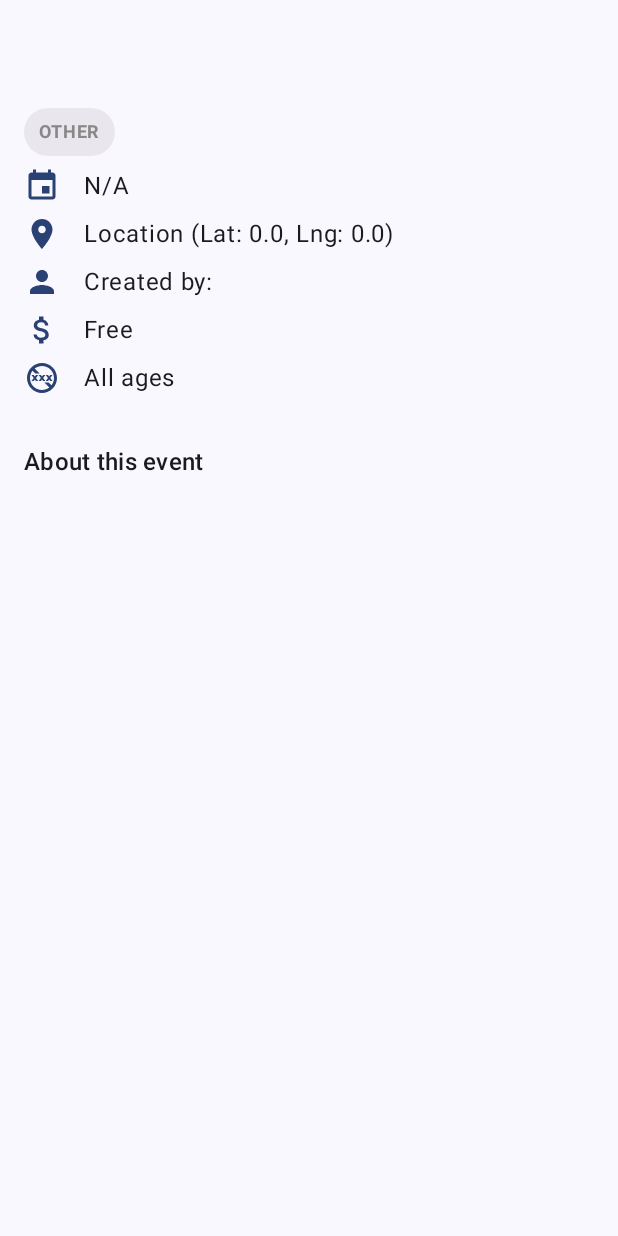
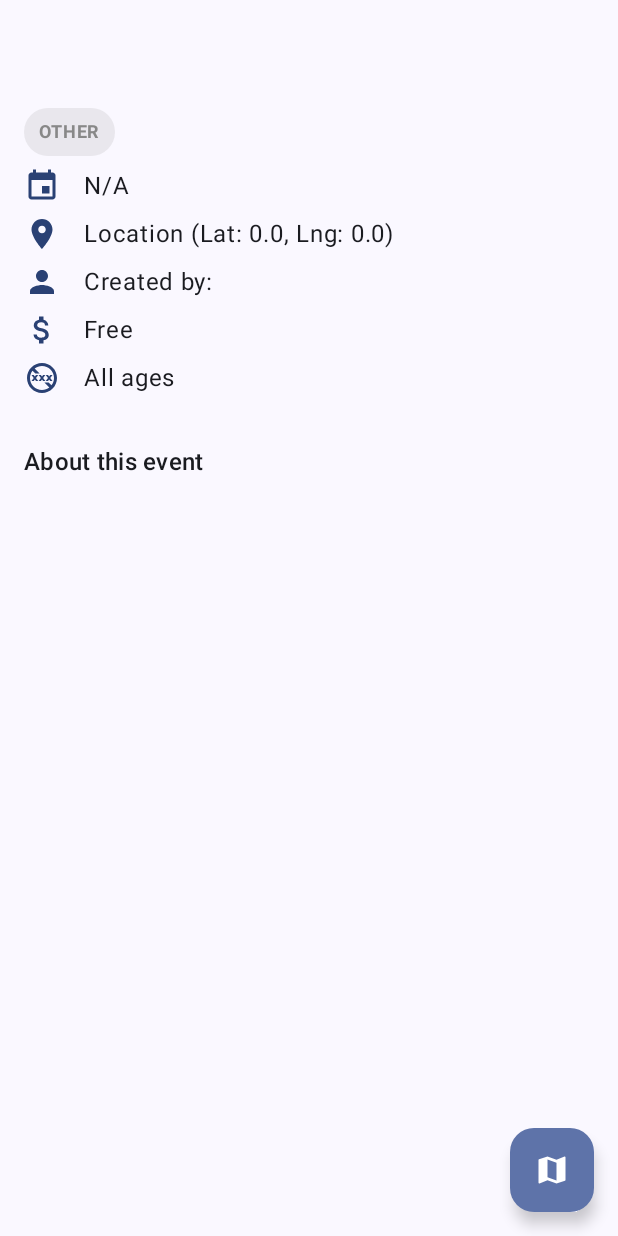
Before and after one commit to AleksaMladenovic/EventRadar, an Android app built with Jetpack Compose: the composable EventDetailsContent shown on its own in the app's theme, on a phone screen of 412 x 824 dp. Run offline under Robolectric (Android 15) with nearby library versions, the phone set to English and light mode, and no system bars; our stand-ins replace Firebase (no records; nobody signed in at launch, a user with empty details on screens opened directly).

Commit message:
feat(EventDetailsScreen): Add show on map in EventDetailsScreen

```diff
--- a/EventRadarApp/app/src/main/java/com/eventradar/navigation/Routes.kt
+++ b/EventRadarApp/app/src/main/java/com/eventradar/navigation/Routes.kt
@@ -8,7 +8,7 @@ object Routes {
     const val WELCOME_SCREEN = "welcome"
     const val LOGIN_SCREEN = "login"
     const val REGISTER_SCREEN = "register"
-    const val MAP_SCREEN = "map"
+    const val MAP_SCREEN = "map?lat={lat}&lng={lng}"
     const val PROFILE_SCREEN = "profile"
     const val EVENTS_LIST_SCREEN = "events_list"
     const val RANKING_SCREEN = "ranking"
--- a/EventRadarApp/app/src/main/java/com/eventradar/ui/event_details/EventDetailsScreen.kt
+++ b/EventRadarApp/app/src/main/java/com/eventradar/ui/event_details/EventDetailsScreen.kt
@@ -23,16 +23,20 @@ import com.eventradar.R
 import com.eventradar.data.model.Event
 import com.eventradar.data.model.EventCategory
 import com.eventradar.ui.components.CategoryChip
+import com.google.android.gms.maps.model.LatLng
 import java.text.SimpleDateFormat
 import java.util.*
 
 @Composable
 fun EventDetailsScreen(
-    viewModel: EventDetailsViewModel = hiltViewModel()
+    viewModel: EventDetailsViewModel = hiltViewModel(),
+    onNavigateToMap: (LatLng) -> Unit,
+    onNavigateBack: () -> Unit,
 ) {
     val state by viewModel.state.collectAsStateWithLifecycle()
     // Kreiramo lokalnu, nepromenljivu kopiju
     val error = state.error
+
         Box(modifier = Modifier.fillMaxSize()) {
             when {
                 state.isLoading -> {
@@ -42,6 +46,7 @@ fun EventDetailsScreen(
                         modifier = Modifier.align(Alignment.Center).padding(top = 64.dp)
                     )
                 }
+
                 error != null -> {
                     Text(
                         text = error,
@@ -49,54 +54,91 @@ fun EventDetailsScreen(
                         color = MaterialTheme.colorScheme.error
                     )
                 }
+
                 state.event != null -> {
                     // Ako je sve u redu, prikaži detalje
-                EventDetailsContent(event = state.event!!)
-            }
+                    EventDetailsContent(event = state.event!!, onShowMap = onNavigateToMap)
                 }
             }
         }
 
+}
+
 @Composable
-fun EventDetailsContent(event: Event) {
+fun EventDetailsContent(
+    event: Event,
+    onShowMap: (LatLng) -> Unit
+) {
     val dateFormatter = SimpleDateFormat("dd MMMM yyyy, HH:mm", Locale.getDefault())
+    val latLng = LatLng(event.location.latitude, event.location.longitude)
 
+    Box(modifier = Modifier.fillMaxSize()) {
         Column(
             modifier = Modifier
                 .fillMaxSize()
                 .verticalScroll(rememberScrollState())
+                .padding(16.dp)
         ) {
-
-        // Glavni sadržaj
-        Column(modifier = Modifier.padding(16.dp)) {
             // Naslov i kategorija
             Spacer(modifier = Modifier.height(8.dp))
             Text(text = event.name, style = MaterialTheme.typography.headlineLarge)
             Spacer(modifier = Modifier.height(8.dp))
             CategoryChip(category = EventCategory.fromString(event.category))
             Spacer(modifier = Modifier.height(8.dp))
+
             // Detalji sa ikonicama
-            DetailRow(icon = Icons.Default.Event, text = event.eventTimestamp?.toDate()?.let { dateFormatter.format(it) } ?: "N/A")
-            DetailRow(icon = Icons.Default.LocationOn, text = "Location (Lat: ${event.location.latitude}, Lng: ${event.location.longitude})")
-            DetailRow(icon = Icons.Default.Person, text = stringResource(id = R.string.event_created_by, event.creatorName))
+            DetailRow(
+                icon = Icons.Default.Event,
+                text = event.eventTimestamp?.toDate()?.let { dateFormatter.format(it) } ?: "N/A"
+            )
+            DetailRow(
+                icon = Icons.Default.LocationOn,
+                text = "Location (Lat: ${event.location.latitude}, Lng: ${event.location.longitude})"
+            )
+            DetailRow(
+                icon = Icons.Default.Person,
+                text = stringResource(id = R.string.event_created_by, event.creatorName)
+            )
             DetailRow(
                 icon = Icons.Default.AttachMoney,
-                text = if (event.isFree) stringResource(id = R.string.event_price_free) else stringResource(id = R.string.event_price_format, event.price)
+                text = if (event.isFree)
+                    stringResource(id = R.string.event_price_free)
+                else
+                    stringResource(id = R.string.event_price_format, event.price)
             )
             DetailRow(
                 icon = Icons.Default.NoAdultContent,
-                text = if (event.ageRestriction > 0) stringResource(id = R.string.event_age_restriction_present) else stringResource(id = R.string.event_age_restriction_absent)
+                text = if (event.ageRestriction > 0)
+                    stringResource(id = R.string.event_age_restriction_present)
+                else
+                    stringResource(id = R.string.event_age_restriction_absent)
             )
 
             Spacer(modifier = Modifier.height(24.dp))
 
-            // Opis događaja
-            Text(text = "About this event", style = MaterialTheme.typography.titleMedium)
+            Text(
+                text = stringResource(id = R.string.event_about_label),
+                style = MaterialTheme.typography.titleMedium
+            )
             Spacer(modifier = Modifier.height(8.dp))
             Text(text = event.description, style = MaterialTheme.typography.bodyLarge)
         }
+
+        // FloatingActionButton dole desno
+        FloatingActionButton(
+            onClick = { onShowMap(latLng) },
+            modifier = Modifier
+                .align(Alignment.BottomEnd)
+                .padding(16.dp)
+        ) {
+            Icon(
+                imageVector = Icons.Default.Map,
+                contentDescription = stringResource(R.string.show_on_map)
+            )
         }
     }
+}
+
 
 @Composable
 fun DetailRow(icon: ImageVector, text: String) {
--- a/EventRadarApp/app/src/main/res/values/strings.xml
+++ b/EventRadarApp/app/src/main/res/values/strings.xml
@@ -87,6 +87,8 @@
     <string name="event_price_format">%1$.2f RSD</string>
     <string name="event_age_restriction_present">18+ Only</string>
     <string name="event_age_restriction_absent">All ages</string>
+    <string name="show_on_map">Show on Map</string>
+    <string name="event_about_label">About this event</string>
 
     <!-- Event Categories -->
     <string name="category_music">Music</string>
```
Also changed, not shown: EventRadarApp/app/src/main/java/com/eventradar/navigation/graphs/HomeNavGraph.kt (+50 -5 lines), EventRadarApp/app/src/main/java/com/eventradar/navigation/graphs/MainNavGraph.kt (+0 -23 lines), EventRadarApp/app/src/main/java/com/eventradar/ui/map/MapScreen.kt (+22 -0 lines). Lines whose indentation alone changed are shown as unchanged.
